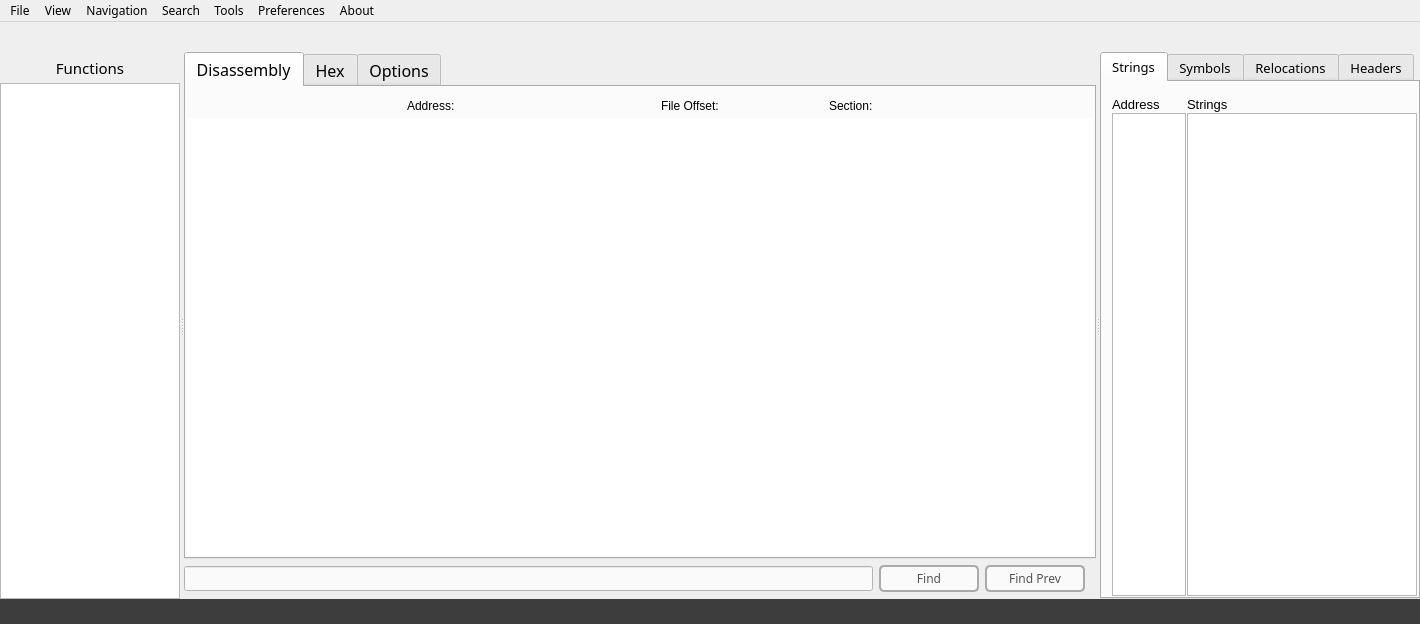
Qt form src/mainwindow.ui (jubal-R/ObjGui) before a commit.
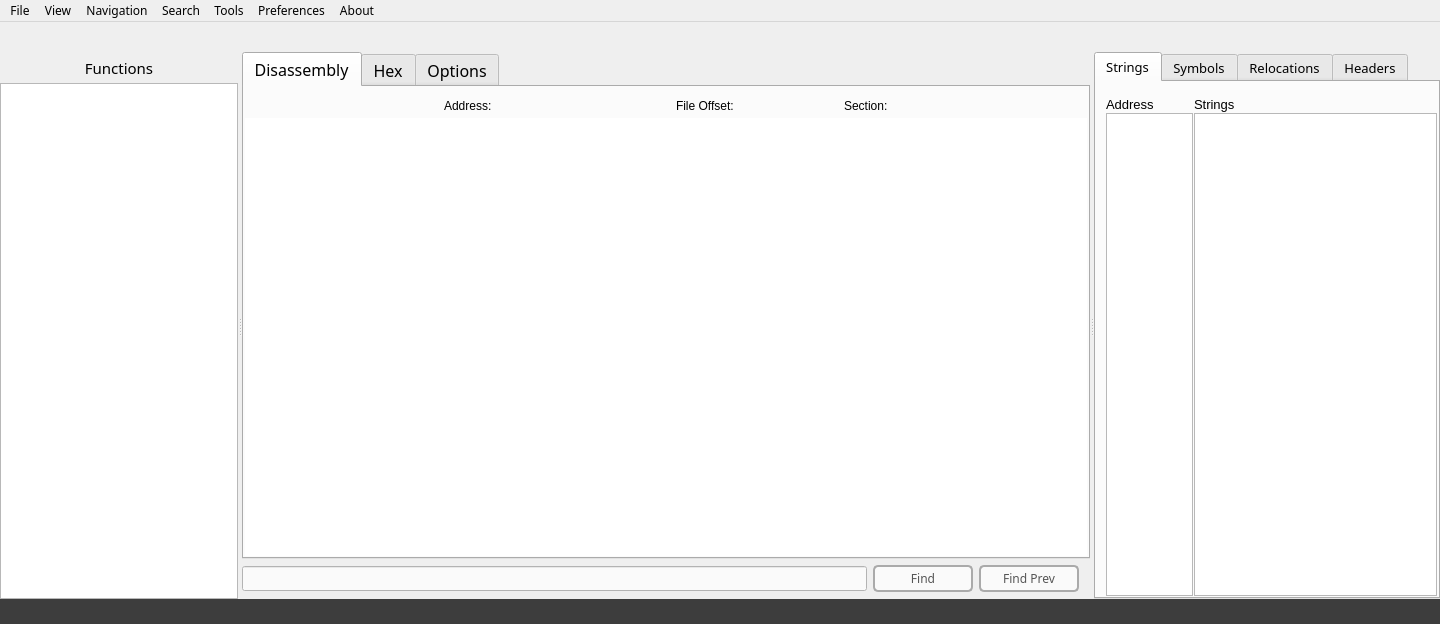
The same form after that commit. Icons and pictures are not drawn.

Commit message: fixed window scaling for smaller resolutions

```diff
--- a/src/mainwindow.ui
+++ b/src/mainwindow.ui
@@ -6,7 +6,7 @@
    <rect>
     <x>0</x>
     <y>0</y>
-    <width>1420</width>
+    <width>1440</width>
     <height>624</height>
    </rect>
   </property>
@@ -160,7 +160,7 @@
           </property>
           <property name="minimumSize">
            <size>
-            <width>175</width>
+            <width>170</width>
             <height>0</height>
            </size>
           </property>
@@ -254,6 +254,18 @@
           </layout>
          </widget>
          <widget class="QWidget" name="viewWidget" native="true">
+          <property name="sizePolicy">
+           <sizepolicy hsizetype="MinimumExpanding" vsizetype="Preferred">
+            <horstretch>0</horstretch>
+            <verstretch>0</verstretch>
+           </sizepolicy>
+          </property>
+          <property name="minimumSize">
+           <size>
+            <width>539</width>
+            <height>0</height>
+           </size>
+          </property>
           <property name="maximumSize">
            <size>
             <width>16777215</width>
@@ -1012,7 +1024,7 @@
          <widget class="QWidget" name="Infowidget" native="true">
           <property name="minimumSize">
            <size>
-            <width>320</width>
+            <width>315</width>
             <height>0</height>
            </size>
           </property>
@@ -1362,7 +1374,7 @@
     <rect>
      <x>0</x>
      <y>0</y>
-     <width>1420</width>
+     <width>1440</width>
      <height>28</height>
     </rect>
    </property>
```
The commit also changes 1 other file.
